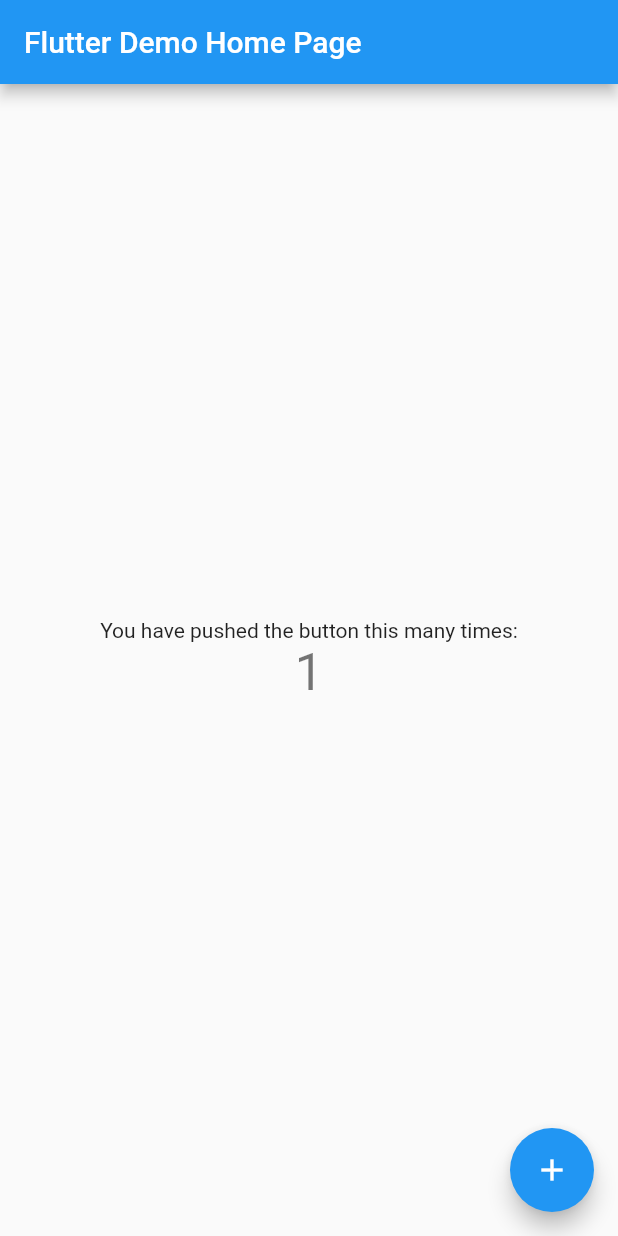
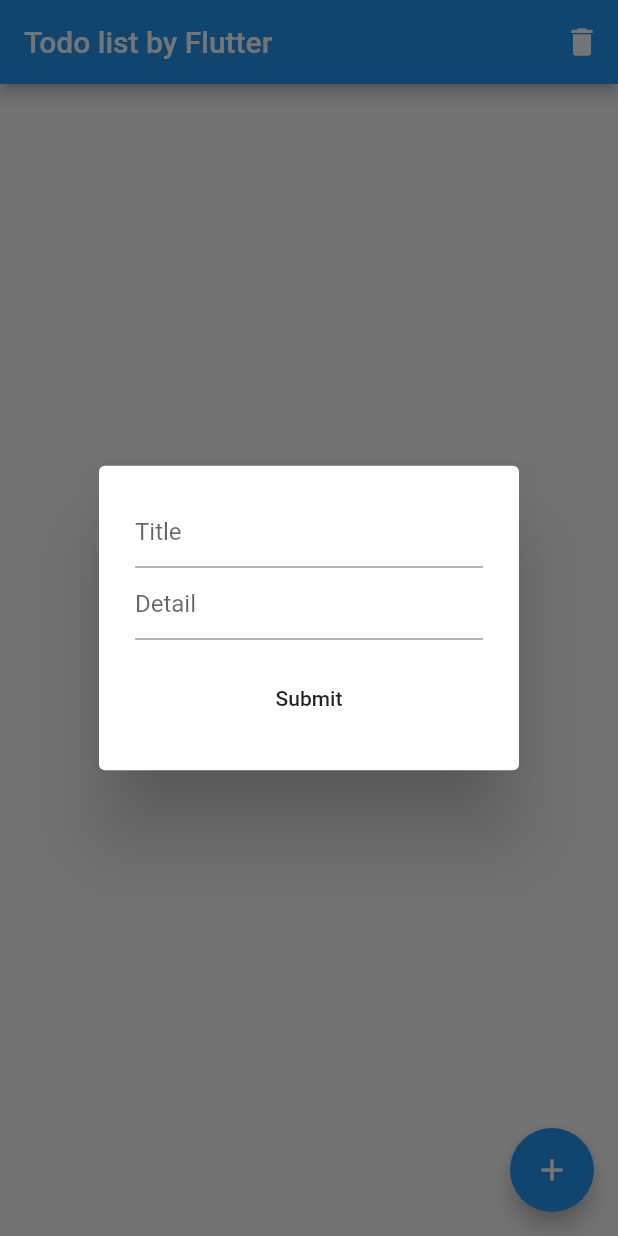
Before and after one commit to PhatipanSuwanich/todo-list-by-flutter, a Flutter app: the screen it shows after launch, after a tap on the "add" icon, on a phone screen of 412 x 824 dp. Run offline on Flutter 3.47's test engine with Material 2 defaults, Android fonts, the phone set to English and light mode, and no system bars; our stand-ins replace sqflite; accounts and stored records are empty.

Commit message:
example todo list connect SQLite

```diff
--- /dev/null
+++ b/lib/db_provider.dart
@@ -0,0 +1,110 @@
+import 'dart:io';
+
+import 'package:path/path.dart';
+import 'package:sqflite/sqflite.dart';
+
+import 'models/product.dart';
+
+class DBProvider {
+  Database database;
+
+  Future<bool> initDB() async {
+    try {
+      final String databaseName = "TODOLIST.db";
+      final String databasePath = await getDatabasesPath();
+      final String path = join(databasePath, databaseName); //join path database
+
+      if (!await Directory(dirname(path)).exists()) { //check had database
+        await Directory(dirname(path)).create(recursive: true); //no database so create database
+      }
+
+      database = await openDatabase(
+        path,
+        version: 1,
+        onCreate: (Database db, int version) async {
+          print("Database Create");
+          String sql = "CREATE TABLE $TABLE_PRODUCT ("
+              "$COLUMN_ID INTEGER PRIMARY KEY,"
+              "$COLUMN_TITLE TEXT,"
+              "$COLUMN_DETAIL TEXT,"
+              "$COLUMN_ISCHECK INTEGER" // 0 (false) and 1 (true).
+              ")";
+          await db.execute(sql);
+        },
+        onUpgrade: (Database db, int oldVersion, int newVersion) async {
+          print("Database oldVersion: $oldVersion, newVersion $newVersion");
+          String sql = "CREATE TABLE SHOP ("
+              "id INTEGET PRIMARY KEY,"
+              "name TEXT"
+              ")";
+          await db.execute(sql);
+        },
+        onOpen: (Database db) async {
+          print("Database version: ${await db.getVersion()}");
+        },
+      );
+      return true;
+    } catch (e) {
+      throw Exception(e);
+    }
+  }
+
+  Future close() async => database.close();
+
+  Future<List<Product>> getProducts() async {
+    List<Map> maps = await database.query(
+      TABLE_PRODUCT,
+      columns: [COLUMN_ID, COLUMN_TITLE, COLUMN_DETAIL, COLUMN_ISCHECK],
+    );
+
+//    List<Map> maps = await database.rawQuery("SELECT * FROM $TABLE_PRODUCT");
+
+    if (maps.length > 0) {
+      return maps.map((p) => Product.fromMap(p)).toList();
+    }
+    return [];
+  }
+
+  Future<Product> getProduct(int id) async {
+    List<Map> maps = await database.query(
+      TABLE_PRODUCT,
+      columns: [COLUMN_ID, COLUMN_TITLE, COLUMN_DETAIL, COLUMN_ISCHECK],
+      where: "$COLUMN_ID = ?",
+      whereArgs: [id],
+    );
+
+    if (maps.length > 0) {
+      return Product.fromMap(maps.first);
+    }
+    return null;
+  }
+
+  Future<Product> insertProduct(Product product) async {
+    product.id = await database.insert(TABLE_PRODUCT, product.toMap());
+    // product.id = await database.rawInsert("INSERT Into ....");
+    return product;
+  }
+
+  Future<int> updateProduct(Product product) async {
+    print(product.id);
+    return await database.update(
+      TABLE_PRODUCT,
+      product.toMap(),
+      where: "$COLUMN_ID = ?",
+      whereArgs: [product.id],
+    );
+  }
+
+  Future<int> deleteProduct(int id) async {
+    return await database.delete(
+      TABLE_PRODUCT,
+      where: "$COLUMN_ID = ?",
+      whereArgs: [id],
+    );
+  }
+
+  Future<void> deleteAll() async {
+    String sql = "Delete from $TABLE_PRODUCT";
+    return await database.rawDelete(sql);
+  }
+}
--- a/lib/main.dart
+++ b/lib/main.dart
@@ -1,117 +1,223 @@
 import 'package:flutter/material.dart';
 
-void main() {
-  runApp(MyApp());
-}
+import 'db_provider.dart';
+import 'models/product.dart';
+
+void main() => runApp(MyApp());
 
 class MyApp extends StatelessWidget {
-  // This widget is the root of your application.
   @override
   Widget build(BuildContext context) {
     return MaterialApp(
-      title: 'Flutter Demo',
+      debugShowCheckedModeBanner: false,
+      title: 'TODO LIST',
       theme: ThemeData(
-        // This is the theme of your application.
-        //
-        // Try running your application with "flutter run". You'll see the
-        // application has a blue toolbar. Then, without quitting the app, try
-        // changing the primarySwatch below to Colors.green and then invoke
-        // "hot reload" (press "r" in the console where you ran "flutter run",
-        // or simply save your changes to "hot reload" in a Flutter IDE).
-        // Notice that the counter didn't reset back to zero; the application
-        // is not restarted.
         primarySwatch: Colors.blue,
-        // This makes the visual density adapt to the platform that you run
-        // the app on. For desktop platforms, the controls will be smaller and
-        // closer together (more dense) than on mobile platforms.
-        visualDensity: VisualDensity.adaptivePlatformDensity,
       ),
-      home: MyHomePage(title: 'Flutter Demo Home Page'),
+      home: MyHomePage(),
     );
   }
 }
 
 class MyHomePage extends StatefulWidget {
-  MyHomePage({Key key, this.title}) : super(key: key);
-
-  // This widget is the home page of your application. It is stateful, meaning
-  // that it has a State object (defined below) that contains fields that affect
-  // how it looks.
-
-  // This class is the configuration for the state. It holds the values (in this
-  // case the title) provided by the parent (in this case the App widget) and
-  // used by the build method of the State. Fields in a Widget subclass are
-  // always marked "final".
-
-  final String title;
-
   @override
   _MyHomePageState createState() => _MyHomePageState();
 }
 
 class _MyHomePageState extends State<MyHomePage> {
-  int _counter = 0;
+  var _refresh = GlobalKey<RefreshIndicatorState>();
 
-  void _incrementCounter() {
-    setState(() {
-      // This call to setState tells the Flutter framework that something has
-      // changed in this State, which causes it to rerun the build method below
-      // so that the display can reflect the updated values. If we changed
-      // _counter without calling setState(), then the build method would not be
-      // called again, and so nothing would appear to happen.
-      _counter++;
-    });
+  DBProvider dbProvider;
+
+  @override
+  void initState() {
+    dbProvider = DBProvider();
+    super.initState();
+  }
+
+  @override
+  void dispose() {
+    dbProvider.close();
+    super.dispose();
   }
 
   @override
   Widget build(BuildContext context) {
-    // This method is rerun every time setState is called, for instance as done
-    // by the _incrementCounter method above.
-    //
-    // The Flutter framework has been optimized to make rerunning build methods
-    // fast, so that you can just rebuild anything that needs updating rather
-    // than having to individually change instances of widgets.
     return Scaffold(
-      appBar: AppBar(
-        // Here we take the value from the MyHomePage object that was created by
-        // the App.build method, and use it to set our appbar title.
-        title: Text(widget.title),
+      appBar: _buildAppBar(),
+      body: _buildBody(),
+      floatingActionButton: FloatingActionButton(
+        child: Icon(Icons.add),
+        onPressed: () {
+          createDialog();
+        },
       ),
-      body: Center(
-        // Center is a layout widget. It takes a single child and positions it
-        // in the middle of the parent.
-        child: Column(
-          // Column is also a layout widget. It takes a list of children and
-          // arranges them vertically. By default, it sizes itself to fit its
-          // children horizontally, and tries to be as tall as its parent.
-          //
-          // Invoke "debug painting" (press "p" in the console, choose the
-          // "Toggle Debug Paint" action from the Flutter Inspector in Android
-          // Studio, or the "Toggle Debug Paint" command in Visual Studio Code)
-          // to see the wireframe for each widget.
-          //
-          // Column has various properties to control how it sizes itself and
-          // how it positions its children. Here we use mainAxisAlignment to
-          // center the children vertically; the main axis here is the vertical
-          // axis because Columns are vertical (the cross axis would be
-          // horizontal).
-          mainAxisAlignment: MainAxisAlignment.center,
-          children: <Widget>[
-            Text(
-              'You have pushed the button this many times:',
+    );
+  }
+
+  _buildAppBar() => AppBar(
+        title: Text("Todo list by Flutter"),
+        actions: <Widget>[
+          IconButton(
+            icon: Icon(Icons.delete),
+            onPressed: () {
+              _refresh.currentState.show();
+              dbProvider.deleteAll();
+            },
+          )
+        ],
+      );
+
+  _buildContent() {
+    return RefreshIndicator(
+      key: _refresh,
+      onRefresh: () async {
+        await Future.delayed(Duration(seconds: 2));
+        setState(() {});
+      },
+      child: FutureBuilder(
+        future: dbProvider.getProducts(),
+        builder: (context, snapshot) {
+          if (snapshot.hasData) {
+            List<Product> products = snapshot.data;
+            if (products.length > 0) {
+              return _buildListView(products.reversed.toList());
+            }
+            return Center(
+              child: Text("NO DATA"),
+            );
+          }
+          // loading....
+          return Center(
+            child: CircularProgressIndicator(),
+          );
+        },
+      ),
+    );
+  }
+
+  _buildListView(List<Product> product) => ListView.separated(
+        itemBuilder: (context, position) {
+          Product item = product[position];
+          return CheckboxListTile(
+            title: Text(
+              "${item.title}",
+              style: TextStyle(color: Colors.black),
             ),
-            Text(
-              '$_counter',
-              style: Theme.of(context).textTheme.headline4,
+            value: item.ischeck != 0,
+            onChanged: (bool value) {
+              if (item.ischeck == 0) {
+                item.ischeck = 1;
+              }else {
+                item.ischeck = 0;
+              }
+              setState(() {
+                dbProvider.updateProduct(product[position]).then((row) {
+                  print(row.toString());
+                });
+              });
+            },
+            secondary: InkWell(
+              onTap: () async {
+                _refresh.currentState.show();
+                dbProvider.deleteProduct(item.id);
+                await Future.delayed(Duration(seconds: 2));
+                Scaffold.of(context).showSnackBar(SnackBar(
+                  content: Text("Item deleted"),
+                  action: SnackBarAction(
+                    label: "UNDO",
+                    onPressed: () {
+                      _refresh.currentState.show();
+                      dbProvider.insertProduct(item).then((value) {
+                        print(product);
+                      });
+                    },
+                  ),
+                ));
+              },
+              child: Container(
+                height: 50,
+                width: 50,
+                child: Icon(
+                  Icons.clear,
+                  color: Colors.red,
+                ),
+              ),
             ),
-          ],
-        ),
-      ),
-      floatingActionButton: FloatingActionButton(
-        onPressed: _incrementCounter,
-        tooltip: 'Increment',
-        child: Icon(Icons.add),
-      ), // This trailing comma makes auto-formatting nicer for build methods.
+            subtitle: Text("detail: ${item.detail}"),
+          );
+        },
+        separatorBuilder: (context, position) {
+          return Divider();
+        },
+        itemCount: product.length,
+      );
+
+  _buildBody() => FutureBuilder(
+        future: dbProvider.initDB(),
+        builder: (context, snapshot) {
+          if (snapshot.hasData) {
+            return _buildContent();
+          }
+          // loading....
+          return Center(
+            child: snapshot.hasError
+                ? Text(snapshot.error.toString())
+                : CircularProgressIndicator(),
+          );
+        },
+      );
+
+  createDialog() {
+    var _formKey = GlobalKey<FormState>();
+    Product product = Product();
+
+    showDialog(
+      context: context,
+      builder: (context) {
+        return AlertDialog(
+          content: Form(
+            key: _formKey,
+            child: Column(
+              mainAxisSize: MainAxisSize.min,
+              children: <Widget>[
+                TextFormField(
+                  decoration: InputDecoration(hintText: "Title"),
+                  onSaved: (value) {
+                    product.title = value;
+                    product.ischeck = 0;
+                  },
+                ),
+                TextFormField(
+                  decoration: InputDecoration(hintText: "Detail"),
+                  onSaved: (value) {
+                    product.detail = value;
+                  },
+                ),
+                SizedBox(height: 15),
+                SizedBox(
+                  width: double.infinity,
+                  child: FlatButton(
+                    child: Text("Submit"),
+                    onPressed: () {
+                      if (_formKey.currentState.validate()) {
+                        _formKey.currentState.save();
+                        if (product.title.isNotEmpty) {
+                          _refresh.currentState.show();
+                          Navigator.pop(context);
+                          dbProvider.insertProduct(product).then((value) {
+                            print(product);
+                          });
+                        }
+                      }
+                    },
+                  ),
+                )
+              ],
+            ),
+          ),
+        );
+      },
     );
   }
 }
--- /dev/null
+++ b/lib/models/product.dart
@@ -0,0 +1,39 @@
+const String TABLE_PRODUCT = 'product';
+const String COLUMN_ID = 'id';
+const String COLUMN_TITLE = 'title';
+const String COLUMN_DETAIL = 'detail';
+const String COLUMN_ISCHECK = 'ischeck';
+
+class Product {
+  int id;
+  String title;
+  String detail;
+  int ischeck;
+
+  Product();
+
+  // insert product to database
+  Map<String, dynamic> toMap() {
+    var map = <String, dynamic>{
+      COLUMN_TITLE: title,
+      COLUMN_DETAIL: detail,
+      COLUMN_ISCHECK: ischeck,
+    };
+
+    if (id != null) {
+      map[COLUMN_ID] = id;
+    }
+    return map;
+  }
+
+  // select product from database
+  Product.fromMap(Map<String, dynamic> map) {
+    id = map[COLUMN_ID];
+    title = map[COLUMN_TITLE];
+    detail = map[COLUMN_DETAIL];
+    ischeck = map[COLUMN_ISCHECK];
+  }
+
+  @override
+  String toString() => "$id, $title, $detail, $ischeck";
+}
--- a/pubspec.yaml
+++ b/pubspec.yaml
@@ -23,6 +23,8 @@ environment:
 dependencies:
   flutter:
     sdk: flutter
+  sqflite: ^1.3.2+1
+  path_provider: ^1.6.24
 
 
   # The following adds the Cupertino Icons font to your application.
```
Also changed, not shown: pubspec.lock.
